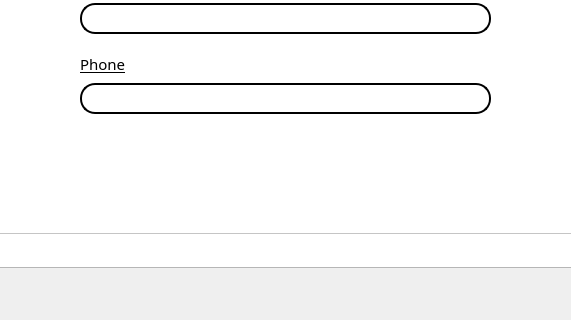
This is mainwindow.ui in Projet-CPP-2A6/Nautica as Qt 5 draws it before an edit; both pictures show x 561 to 1132 and y 342 to 662 of the 1269 by 662 pixel window. The edited form follows.
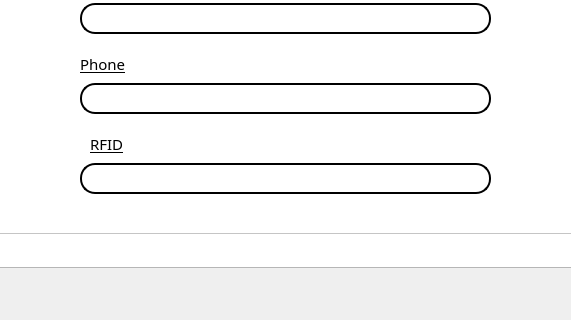
This is the edited form. The open tabs and pages were chosen to show the change. Icons and pictures are not drawn.

The edit to the form file:
```diff
--- a/mainwindow.ui
+++ b/mainwindow.ui
@@ -1217,6 +1217,51 @@
            <string/>
           </property>
          </widget>
+         <widget class="QLineEdit" name="RFID_LE">
+          <property name="geometry">
+           <rect>
+            <x>570</x>
+            <y>480</y>
+            <width>411</width>
+            <height>31</height>
+           </rect>
+          </property>
+          <property name="styleSheet">
+           <string notr="true">QLineEdit {
+    border: 2px solid black;
+    border-radius: 15px;
+    padding: 5px;
+    background-color: rgba(255, 255, 255);
+    color: black;
+}
+
+QLineEdit:focus {
+    border-color: black;
+    background-color: rgba(248, 248, 248, 1);
+}
+</string>
+          </property>
+         </widget>
+         <widget class="QLabel" name="label_84">
+          <property name="geometry">
+           <rect>
+            <x>580</x>
+            <y>450</y>
+            <width>61</width>
+            <height>21</height>
+           </rect>
+          </property>
+          <property name="font">
+           <font>
+            <family>Myanmar Text</family>
+            <pointsize>11</pointsize>
+            <underline>true</underline>
+           </font>
+          </property>
+          <property name="text">
+           <string>RFID</string>
+          </property>
+         </widget>
         </widget>
        </widget>
       </widget>
```
Left out of the diff: 47 changed lines with no effect on the pictures.
